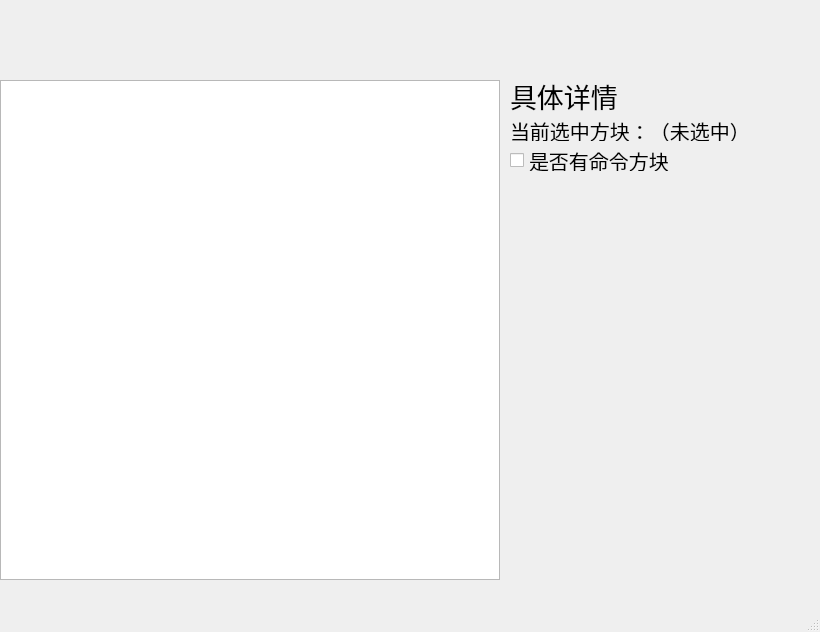
The window that mainwindow.ui (Zao-chen/ZcCommandEditor) describes before a commit, drawn with Qt 5.
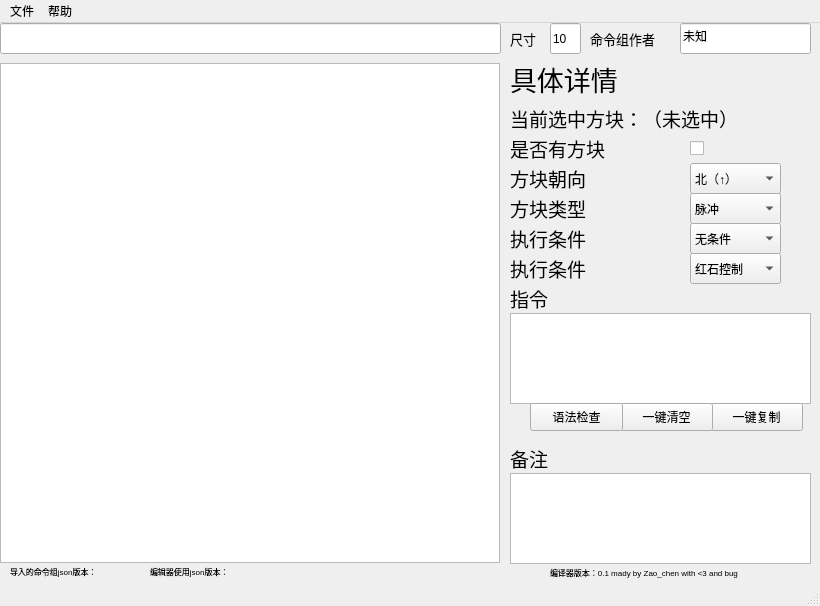
The same window after the commit.

Patch:
```diff
--- a/mainwindow.ui
+++ b/mainwindow.ui
@@ -7,7 +7,7 @@
     <x>0</x>
     <y>0</y>
     <width>820</width>
-    <height>632</height>
+    <height>606</height>
    </rect>
   </property>
   <property name="windowTitle">
@@ -18,8 +18,8 @@
     <property name="geometry">
      <rect>
       <x>510</x>
-      <y>80</y>
-      <width>111</width>
+      <y>40</y>
+      <width>171</width>
       <height>31</height>
      </rect>
     </property>
@@ -40,7 +40,7 @@
     <property name="geometry">
      <rect>
       <x>0</x>
-      <y>80</y>
+      <y>40</y>
       <width>500</width>
       <height>500</height>
      </rect>
@@ -53,14 +53,14 @@
     <property name="geometry">
      <rect>
       <x>510</x>
-      <y>120</y>
-      <width>261</width>
-      <height>21</height>
+      <y>80</y>
+      <width>301</width>
+      <height>31</height>
      </rect>
     </property>
     <property name="font">
      <font>
-      <pointsize>15</pointsize>
+      <pointsize>14</pointsize>
      </font>
     </property>
     <property name="text">
@@ -70,10 +70,10 @@
    <widget class="QCheckBox" name="checkBox_hasblock">
     <property name="geometry">
      <rect>
-      <x>510</x>
-      <y>150</y>
-      <width>191</width>
-      <height>21</height>
+      <x>690</x>
+      <y>110</y>
+      <width>31</width>
+      <height>31</height>
      </rect>
     </property>
     <property name="font">
@@ -82,7 +82,418 @@
      </font>
     </property>
     <property name="text">
-     <string>是否有命令方块</string>
+     <string/>
+    </property>
+   </widget>
+   <widget class="QComboBox" name="toward_comboBox">
+    <property name="geometry">
+     <rect>
+      <x>690</x>
+      <y>140</y>
+      <width>91</width>
+      <height>31</height>
+     </rect>
+    </property>
+    <item>
+     <property name="text">
+      <string>北（↑）</string>
+     </property>
+    </item>
+    <item>
+     <property name="text">
+      <string>东（→）</string>
+     </property>
+    </item>
+    <item>
+     <property name="text">
+      <string>南（↓）</string>
+     </property>
+    </item>
+    <item>
+     <property name="text">
+      <string>西（←）</string>
+     </property>
+    </item>
+   </widget>
+   <widget class="QLabel" name="label_2">
+    <property name="geometry">
+     <rect>
+      <x>510</x>
+      <y>140</y>
+      <width>171</width>
+      <height>31</height>
+     </rect>
+    </property>
+    <property name="font">
+     <font>
+      <pointsize>14</pointsize>
+     </font>
+    </property>
+    <property name="text">
+     <string>方块朝向</string>
+    </property>
+   </widget>
+   <widget class="QLabel" name="label_3">
+    <property name="geometry">
+     <rect>
+      <x>510</x>
+      <y>110</y>
+      <width>181</width>
+      <height>31</height>
+     </rect>
+    </property>
+    <property name="font">
+     <font>
+      <pointsize>14</pointsize>
+     </font>
+    </property>
+    <property name="text">
+     <string>是否有方块</string>
+    </property>
+   </widget>
+   <widget class="QLabel" name="label_4">
+    <property name="geometry">
+     <rect>
+      <x>510</x>
+      <y>170</y>
+      <width>171</width>
+      <height>31</height>
+     </rect>
+    </property>
+    <property name="font">
+     <font>
+      <pointsize>14</pointsize>
+     </font>
+    </property>
+    <property name="text">
+     <string>方块类型</string>
+    </property>
+   </widget>
+   <widget class="QComboBox" name="type_comboBox">
+    <property name="geometry">
+     <rect>
+      <x>690</x>
+      <y>170</y>
+      <width>91</width>
+      <height>31</height>
+     </rect>
+    </property>
+    <item>
+     <property name="text">
+      <string>脉冲</string>
+     </property>
+    </item>
+    <item>
+     <property name="text">
+      <string>连锁</string>
+     </property>
+    </item>
+    <item>
+     <property name="text">
+      <string>循环</string>
+     </property>
+    </item>
+   </widget>
+   <widget class="QLabel" name="label_5">
+    <property name="geometry">
+     <rect>
+      <x>510</x>
+      <y>200</y>
+      <width>171</width>
+      <height>31</height>
+     </rect>
+    </property>
+    <property name="font">
+     <font>
+      <pointsize>14</pointsize>
+     </font>
+    </property>
+    <property name="text">
+     <string>执行条件</string>
+    </property>
+   </widget>
+   <widget class="QComboBox" name="condition_comboBox">
+    <property name="geometry">
+     <rect>
+      <x>690</x>
+      <y>200</y>
+      <width>91</width>
+      <height>31</height>
+     </rect>
+    </property>
+    <item>
+     <property name="text">
+      <string>无条件</string>
+     </property>
+    </item>
+    <item>
+     <property name="text">
+      <string>有条件</string>
+     </property>
+    </item>
+   </widget>
+   <widget class="QLabel" name="label_6">
+    <property name="geometry">
+     <rect>
+      <x>510</x>
+      <y>260</y>
+      <width>171</width>
+      <height>31</height>
+     </rect>
+    </property>
+    <property name="font">
+     <font>
+      <pointsize>14</pointsize>
+     </font>
+    </property>
+    <property name="text">
+     <string>指令</string>
+    </property>
+   </widget>
+   <widget class="QTextEdit" name="content_textEdit">
+    <property name="geometry">
+     <rect>
+      <x>510</x>
+      <y>290</y>
+      <width>301</width>
+      <height>91</height>
+     </rect>
+    </property>
+   </widget>
+   <widget class="QComboBox" name="redstone_comboBox">
+    <property name="geometry">
+     <rect>
+      <x>690</x>
+      <y>230</y>
+      <width>91</width>
+      <height>31</height>
+     </rect>
+    </property>
+    <item>
+     <property name="text">
+      <string>红石控制</string>
+     </property>
+    </item>
+    <item>
+     <property name="text">
+      <string>保持开启</string>
+     </property>
+    </item>
+   </widget>
+   <widget class="QLabel" name="label_7">
+    <property name="geometry">
+     <rect>
+      <x>510</x>
+      <y>230</y>
+      <width>171</width>
+      <height>31</height>
+     </rect>
+    </property>
+    <property name="font">
+     <font>
+      <pointsize>14</pointsize>
+     </font>
+    </property>
+    <property name="text">
+     <string>执行条件</string>
+    </property>
+   </widget>
+   <widget class="QTextEdit" name="notes_content_textEdit">
+    <property name="geometry">
+     <rect>
+      <x>510</x>
+      <y>450</y>
+      <width>301</width>
+      <height>91</height>
+     </rect>
+    </property>
+   </widget>
+   <widget class="QLabel" name="label_8">
+    <property name="geometry">
+     <rect>
+      <x>510</x>
+      <y>420</y>
+      <width>171</width>
+      <height>31</height>
+     </rect>
+    </property>
+    <property name="font">
+     <font>
+      <pointsize>14</pointsize>
+     </font>
+    </property>
+    <property name="text">
+     <string>备注</string>
+    </property>
+   </widget>
+   <widget class="QPushButton" name="copy_pushButton">
+    <property name="geometry">
+     <rect>
+      <x>710</x>
+      <y>380</y>
+      <width>93</width>
+      <height>28</height>
+     </rect>
+    </property>
+    <property name="text">
+     <string>一键复制</string>
+    </property>
+   </widget>
+   <widget class="QPushButton" name="delet_pushButton">
+    <property name="geometry">
+     <rect>
+      <x>620</x>
+      <y>380</y>
+      <width>93</width>
+      <height>28</height>
+     </rect>
+    </property>
+    <property name="text">
+     <string>一键清空</string>
+    </property>
+   </widget>
+   <widget class="QPushButton" name="check_delet_pushButton">
+    <property name="geometry">
+     <rect>
+      <x>530</x>
+      <y>380</y>
+      <width>93</width>
+      <height>28</height>
+     </rect>
+    </property>
+    <property name="text">
+     <string>语法检查</string>
+    </property>
+   </widget>
+   <widget class="QLabel" name="label_9">
+    <property name="geometry">
+     <rect>
+      <x>510</x>
+      <y>0</y>
+      <width>41</width>
+      <height>31</height>
+     </rect>
+    </property>
+    <property name="font">
+     <font>
+      <pointsize>10</pointsize>
+     </font>
+    </property>
+    <property name="text">
+     <string>尺寸</string>
+    </property>
+   </widget>
+   <widget class="QLineEdit" name="file_lineEdit">
+    <property name="geometry">
+     <rect>
+      <x>0</x>
+      <y>0</y>
+      <width>501</width>
+      <height>31</height>
+     </rect>
+    </property>
+    <property name="font">
+     <font>
+      <pointsize>8</pointsize>
+     </font>
+    </property>
+   </widget>
+   <widget class="QLineEdit" name="size_lineEdit">
+    <property name="geometry">
+     <rect>
+      <x>550</x>
+      <y>0</y>
+      <width>31</width>
+      <height>31</height>
+     </rect>
+    </property>
+    <property name="text">
+     <string>10</string>
+    </property>
+   </widget>
+   <widget class="QLabel" name="label_10">
+    <property name="geometry">
+     <rect>
+      <x>590</x>
+      <y>0</y>
+      <width>81</width>
+      <height>31</height>
+     </rect>
+    </property>
+    <property name="font">
+     <font>
+      <pointsize>10</pointsize>
+     </font>
+    </property>
+    <property name="text">
+     <string>命令组作者</string>
+    </property>
+   </widget>
+   <widget class="QLineEdit" name="size_lineEdit_2">
+    <property name="geometry">
+     <rect>
+      <x>680</x>
+      <y>0</y>
+      <width>131</width>
+      <height>31</height>
+     </rect>
+    </property>
+    <property name="text">
+     <string>未知</string>
+    </property>
+   </widget>
+   <widget class="QLabel" name="label_11">
+    <property name="geometry">
+     <rect>
+      <x>10</x>
+      <y>540</y>
+      <width>131</width>
+      <height>16</height>
+     </rect>
+    </property>
+    <property name="font">
+     <font>
+      <pointsize>6</pointsize>
+     </font>
+    </property>
+    <property name="text">
+     <string>导入的命令组json版本：</string>
+    </property>
+   </widget>
+   <widget class="QLabel" name="label_12">
+    <property name="geometry">
+     <rect>
+      <x>150</x>
+      <y>540</y>
+      <width>131</width>
+      <height>16</height>
+     </rect>
+    </property>
+    <property name="font">
+     <font>
+      <pointsize>6</pointsize>
+     </font>
+    </property>
+    <property name="text">
+     <string>编辑器使用json版本：</string>
+    </property>
+   </widget>
+   <widget class="QLabel" name="label_13">
+    <property name="geometry">
+     <rect>
+      <x>550</x>
+      <y>540</y>
+      <width>261</width>
+      <height>20</height>
+     </rect>
+    </property>
+    <property name="font">
+     <font>
+      <pointsize>6</pointsize>
+     </font>
+    </property>
+    <property name="text">
+     <string>编译器版本：0.1   mady by Zao_chen with &lt;3 and bug</string>
     </property>
    </widget>
   </widget>
@@ -92,9 +503,23 @@
      <x>0</x>
      <y>0</y>
      <width>820</width>
-     <height>22</height>
+     <height>26</height>
     </rect>
    </property>
+   <widget class="QMenu" name="menu">
+    <property name="title">
+     <string>文件</string>
+    </property>
+    <addaction name="actioninput"/>
+    <addaction name="actionoutput"/>
+   </widget>
+   <widget class="QMenu" name="menu_2">
+    <property name="title">
+     <string>帮助</string>
+    </property>
+   </widget>
+   <addaction name="menu"/>
+   <addaction name="menu_2"/>
   </widget>
   <widget class="QStatusBar" name="statusbar"/>
  </widget>
```
Left out of the diff: 12 changed lines with no effect on the pictures.
